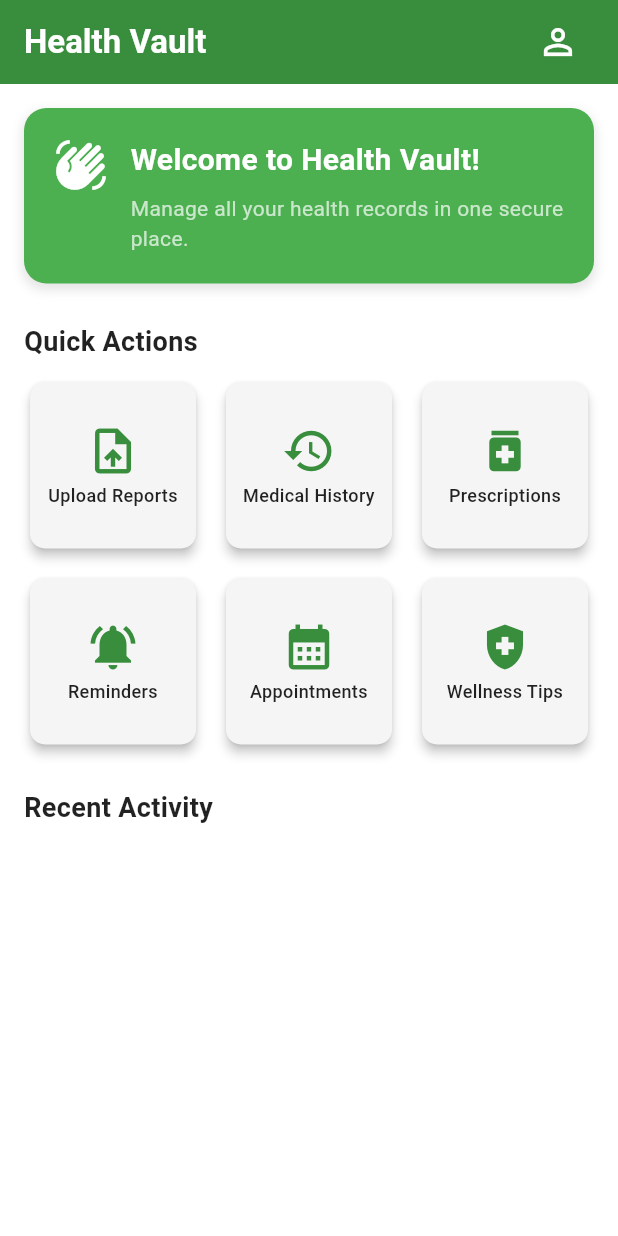
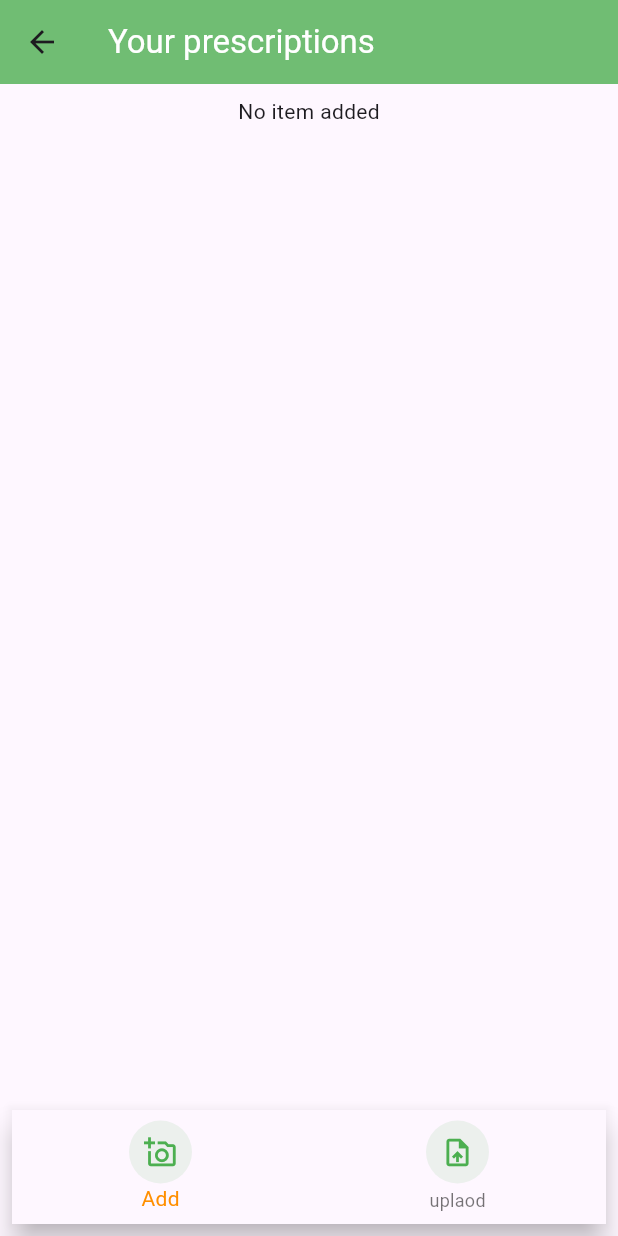
Before and after one commit to Mohsinali30/health-vault-flutter-app, a Flutter app: the HomeScreen screen opened directly, after a tap on "Prescriptions", on a phone screen of 412 x 824 dp. Run offline on Flutter 3.47's test engine with Material 3 defaults, Android fonts, the phone set to English and light mode, and no system bars; our stand-ins replace cloud_firestore, file_picker, firebase_auth, firebase_core, flutter_local_notifications, fluttertoast and 4 more; accounts and stored records are empty.

Commit message:
health vault 94% done

```diff
--- a/lib/views/HomeScreen/homescreen.dart
+++ b/lib/views/HomeScreen/homescreen.dart
@@ -1,6 +1,7 @@
 import 'package:firebase_practice/View_view_Model/eventProvider.dart';
 import 'package:firebase_practice/tips_Screen.dart';
 import 'package:firebase_practice/views/AddEvents/EventScreen.dart';
+import 'package:firebase_practice/views/Prescription/Precription_view.dart';
 import 'package:firebase_practice/views/Reminder_Screen/reminder_view.dart';
 import 'package:firebase_practice/views/Upload_Docs/Viewallfiles.dart';
 import 'package:firebase_practice/views/profile_Screen.dart';
@@ -10,7 +11,6 @@ import '../../Supabase_services/bucketoperations.dart';
 import '../../View_view_Model/provider.dart';
 import '../../utiles/AppColors.dart';
 import '../../utiles/QuickActionButton.dart';
-import '../../utiles/RecentActivityCard.dart';
 import '../Upload_Docs/uploadScreen.dart' hide primaryGreen, lightGreen;
 
 
@@ -68,7 +68,7 @@ class _HomeScreenState extends State<HomeScreen> {
       body: Consumer<Loadingstate>(
           builder: (context, provider, child) {
             final files = provider.allFiles; // 💡 List Yahan Se Mil Jayegi 💡
-            final recentFiles = files.take(2).toList();
+            final recentFiles = files.take(4).toList();
             if (provider.isLoading && provider.allFiles.isEmpty) {
               return const Center(child: CircularProgressIndicator());
             }
@@ -184,7 +184,10 @@ class _HomeScreenState extends State<HomeScreen> {
                          );
                          break;
                        case 2:
-                         print("Navigate to Prescriptions screen");
+                         Navigator.push(
+                           context,
+                           MaterialPageRoute(builder: (context) =>  PrecriptionView()),
+                         );
                          break;
                        case 3:
                          Navigator.push(
@@ -255,7 +258,7 @@ class _HomeScreenState extends State<HomeScreen> {
                             color: Colors.green.withOpacity(0.1), // Orange tint for "Recent" feel
                             shape: BoxShape.circle,
                           ),
-                          child: const Icon(Icons.history, color: Colors.green, size: 22),
+                          child: const Icon(Icons.file_copy_outlined, color: Colors.green, size: 22),
                         ),
 
                         // 2. TITLE: File Name
--- /dev/null
+++ b/lib/views/Prescription/Precription_view.dart
@@ -0,0 +1,75 @@
+
+
+import 'package:flutter/material.dart';
+
+class PrecriptionView extends StatefulWidget {
+  const PrecriptionView({super.key});
+
+  @override
+  State<PrecriptionView> createState() => _PrecriptionViewState();
+}
+class _PrecriptionViewState extends State<PrecriptionView> {
+  int _selectedIndex = 0;
+  static const TextStyle optionStyle = TextStyle(fontSize: 30, fontWeight: FontWeight.bold);
+  static const List<Widget> _widgetOptions = <Widget>[
+    Text('Index 0: Home', style: optionStyle),
+    Text('Index 1: Business', style: optionStyle),
+    Text('Index 2: School', style: optionStyle),
+  ];
+
+  void _onItemTapped(int index) {
+    setState(() {
+      _selectedIndex = index;
+    });
+  }
+
+
+  @override
+  Widget build(BuildContext context) {
+    return Scaffold(
+      appBar: AppBar(title: Text("Your prescriptions",style: TextStyle(color: Colors.white,),),backgroundColor: Colors.green.withOpacity(0.8),),
+      body: Padding(
+        padding: const EdgeInsets.all(8.0),
+        child: Column(
+         mainAxisAlignment: MainAxisAlignment.spaceBetween,
+
+          children: [
+            Center(child: Text("No item added")),
+
+           BottomNavigationBar(items: [
+             BottomNavigationBarItem(
+                 icon: Center(child:
+                 Container(
+            padding: const EdgeInsets.all(10),
+            decoration: BoxDecoration(
+            color: Colors.green.withOpacity(0.1), // Orange tint for "Recent" feel
+            shape: BoxShape.circle,
+            ),
+            child: const Icon(Icons.add_a_photo_outlined, color: Colors.green, size: 22),
+            ),),
+                 label: "Add"
+             ),
+
+             BottomNavigationBarItem(
+                 icon: Center(child:
+           Container(
+            padding: const EdgeInsets.all(10),
+            decoration: BoxDecoration(
+            color: Colors.green.withOpacity(0.1), // Orange tint for "Recent" feel
+            shape: BoxShape.circle,
+            ),
+            child: const Icon(Icons.upload_file_outlined, color: Colors.green, size: 22),),),
+            label: "uplaod"),
+
+           ],
+             currentIndex: _selectedIndex,
+             selectedItemColor: Colors.amber[800],
+             onTap: _onItemTapped,
+           )
+          ],
+        ),
+      ),
+
+    );
+  }
+}
```
